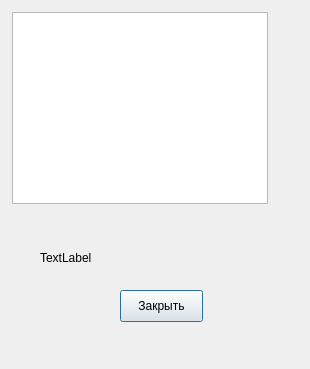
The window that problems/sprint2/grocery/submission/cartwindow.ui (raaveinm/QtYandexPracticum) describes before a commit, drawn with Qt 5.
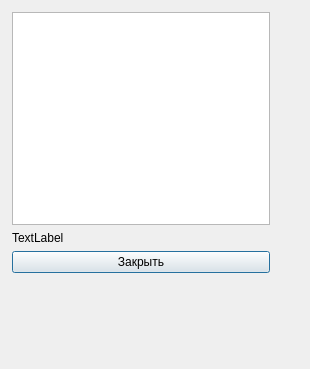
The same window after the commit.

Diff of the .ui file:
```diff
--- a/problems/sprint2/grocery/submission/cartwindow.ui
+++ b/problems/sprint2/grocery/submission/cartwindow.ui
@@ -13,41 +13,34 @@
   <property name="windowTitle">
    <string> Корзина</string>
   </property>
-  <widget class="QListWidget" name="listWidget">
+  <widget class="QWidget" name="">
    <property name="geometry">
     <rect>
      <x>12</x>
      <y>12</y>
-     <width>256</width>
-     <height>192</height>
+     <width>258</width>
+     <height>261</height>
     </rect>
    </property>
-  </widget>
+   <layout class="QVBoxLayout" name="verticalLayout">
+    <item>
+     <widget class="QListWidget" name="listWidget"/>
+    </item>
+    <item>
   <widget class="QLabel" name="label">
-   <property name="geometry">
-    <rect>
-     <x>40</x>
-     <y>250</y>
-     <width>58</width>
-     <height>16</height>
-    </rect>
-   </property>
    <property name="text">
     <string>TextLabel</string>
    </property>
   </widget>
+    </item>
+    <item>
   <widget class="QPushButton" name="btn_close">
-   <property name="geometry">
-    <rect>
-     <x>120</x>
-     <y>290</y>
-     <width>83</width>
-     <height>32</height>
-    </rect>
-   </property>
    <property name="text">
     <string>Закрыть</string>
    </property>
+     </widget>
+    </item>
+   </layout>
   </widget>
  </widget>
  <resources/>
```
Lines whose indentation alone changed are shown as unchanged.
